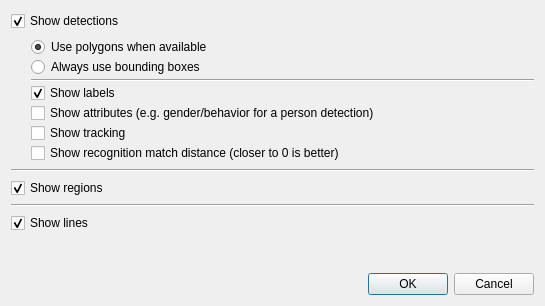
Above: brainframe_qt/ui/dialogs/video_configuration/video_configuration.ui from aotuai/brainframe-qt before the change. Below: the same form after it.
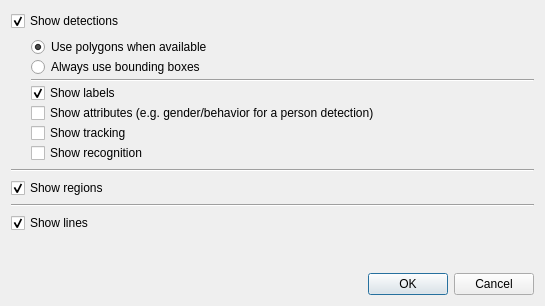
That is the form after the change.

Commit message: Changed the recognition match distance setting to just control showing the face recognition or not

The edit to the form file:
```diff
--- a/brainframe_qt/ui/dialogs/video_configuration/video_configuration.ui
+++ b/brainframe_qt/ui/dialogs/video_configuration/video_configuration.ui
@@ -108,7 +108,7 @@
      <item row="8" column="1">
       <widget class="QCheckBox" name="recognition_checkbox">
        <property name="text">
-        <string>Show recognition match distance (closer to 0 is better)</string>
+        <string>Show recognition</string>
        </property>
       </widget>
      </item>
```
The commit also changes 3 other files.
